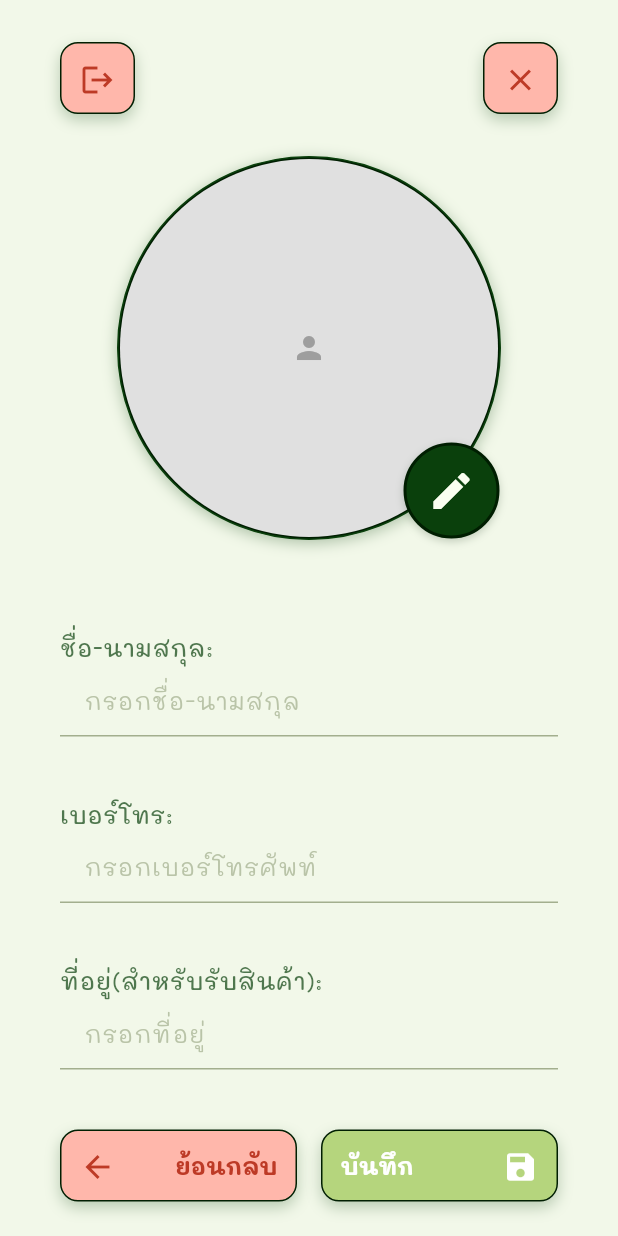
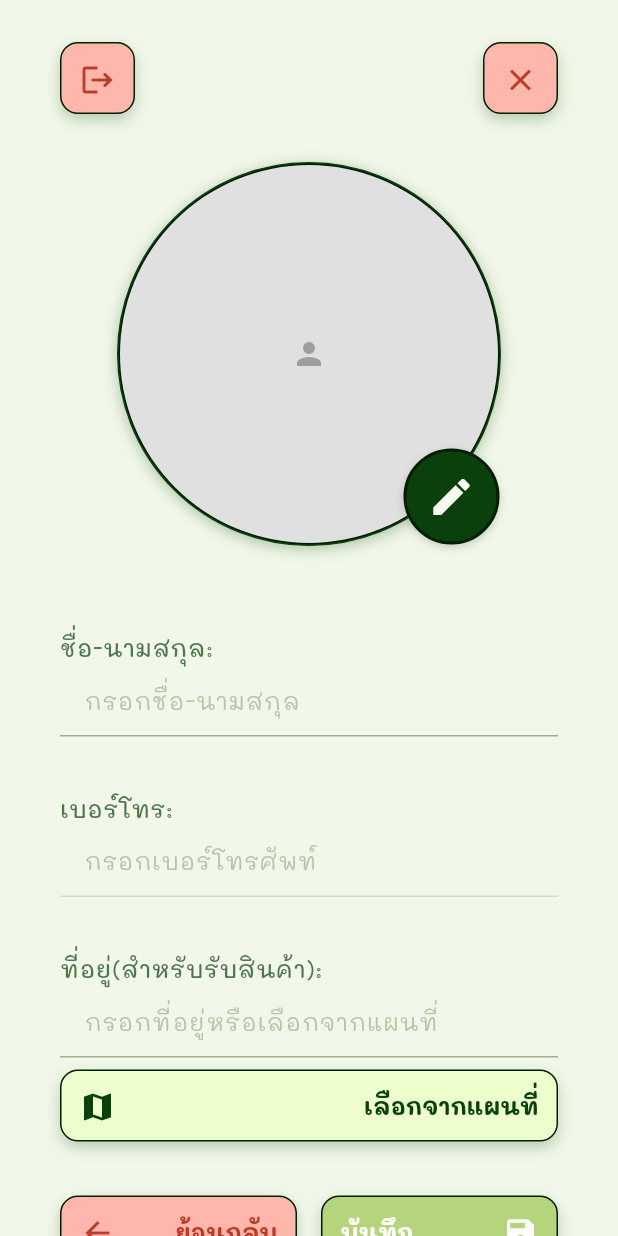
Before and after one commit to TheeraphatStudent/catdiff, a Flutter app: the ProfilePage screen opened by its route, after a tap on "แก้ไข", on a phone screen of 412 x 824 dp. Run offline on Flutter 3.47's test engine with Material 3 defaults, Android fonts, the light colour scheme and no system bars; our stand-ins replace cloud_firestore, easy_stepper, firebase_auth, firebase_core, geolocator, get and 4 more; missing offline and left inert: dart_jsonwebtoken, wolt_modal_sheet; accounts and stored records are empty; network calls fail; project files that could hold a hidden picture were left out.

Commit message:
feat: add map selector for user address in profile page with location persistence

```diff
--- a/app/lib/pages/profile/profile.page.dart
+++ b/app/lib/pages/profile/profile.page.dart
@@ -2,32 +2,38 @@ import 'dart:developer';
 
 import 'package:app/config/share/app_data.dart';
 import 'package:app/layout/MainLayout.dart';
+import 'package:app/service/address/address_service.dart';
 import 'package:app/service/auth/user.dart';
 import 'package:app/types/user/user_auth.dart';
 import 'package:app/widget/button.widget.dart';
 import 'package:app/widget/input.widget.dart';
 import 'package:app/widget/profile_img.widget.dart' as ProfileWidget;
+import 'package:app/widget/sliding_up/map.widget.dart';
 import 'package:flutter/material.dart';
 import 'package:get/get.dart';
+import 'package:google_maps_flutter/google_maps_flutter.dart';
 import 'package:provider/provider.dart';
 
 class ProfileController extends GetxController {
   var isEditing = false.obs;
   var isLoading = false.obs;
 
-  late TextEditingController nameController;
-  late TextEditingController phoneController;
-  late TextEditingController addressController;
+  late TextEditingController nameController = TextEditingController();
+  late TextEditingController phoneController = TextEditingController();
+  late TextEditingController addressController = TextEditingController();
 
   final ProfileWidget.ProfileController profileImageController =
       ProfileWidget.ProfileController();
 
-  @override
-  void onInit() {
-    super.onInit();
-    nameController = TextEditingController();
-    phoneController = TextEditingController();
-    addressController = TextEditingController();
+  var isMapOpen = false.obs;
+  String? selectedAddressId;
+  double? selectedLatitude;
+  double? selectedLongitude;
+
+  AppData? _appData;
+
+  void setAppData(AppData appData) {
+    _appData = appData;
   }
 
   @override
@@ -51,12 +57,39 @@ class ProfileController extends GetxController {
     isEditing.value = !isEditing.value;
   }
 
+  void openMapSelector() {
+    isMapOpen.value = true;
+  }
+
+  void closeMapSelector() {
+    isMapOpen.value = false;
+  }
+
+  void handleLocationSelected(LatLng location) {
+    selectedLatitude = location.latitude;
+    selectedLongitude = location.longitude;
+    addressController.text =
+        '${location.latitude.toStringAsFixed(6)}, ${location.longitude.toStringAsFixed(6)}';
+    closeMapSelector();
+  }
+
+  void handleAddressSelected(LatLng location, String address) {
+    selectedLatitude = location.latitude;
+    selectedLongitude = location.longitude;
+    addressController.text = address;
+    closeMapSelector();
+  }
+
   void cancelEdit() {
     isEditing.value = false;
+    selectedLatitude = null;
+    selectedLongitude = null;
+    selectedAddressId = null;
+    isMapOpen.value = false;
+
     try {
-      final appData = Get.find<AppData>();
-      if (appData.currentUser != null) {
-        initializeWithUserData(appData.currentUser);
+      if (_appData?.currentUser != null) {
+        initializeWithUserData(_appData!.currentUser);
       }
     } catch (e) {
       log(e.toString());
@@ -67,8 +100,12 @@ class ProfileController extends GetxController {
     try {
       isLoading.value = true;
 
-      final appData = Get.find<AppData>();
-      final currentUser = appData.currentUser;
+      if (_appData == null) {
+        Get.snackbar('ข้อผิดพลาด', 'ไม่พบข้อมูลระบบ');
+        return;
+      }
+
+      final currentUser = _appData!.currentUser;
 
       if (currentUser == null) {
         Get.snackbar('ข้อผิดพลาด', 'ไม่พบข้อมูลผู้ใช้');
@@ -85,12 +122,30 @@ class ProfileController extends GetxController {
         }
       }
 
+      String addressId = currentUser.addressId;
+
+      if (selectedLatitude != null && selectedLongitude != null) {
+        try {
+          final addressInfo = await AddressService.createAddress(
+            latitude: selectedLatitude!,
+            longitude: selectedLongitude!,
+            detail: addressController.text.trim(),
+          );
+          addressId = addressInfo.addressId;
+        } catch (e) {
+          log('Error creating address: $e');
+          addressId = addressController.text.trim();
+        }
+      } else if (addressController.text.trim().isNotEmpty) {
+        addressId = addressController.text.trim();
+      }
+
       final result = await AuthService.updateUserProfileById(
         userId: currentUser.userId,
         name: nameController.text.trim(),
         phone: phoneController.text.trim(),
         imagesUrl: imageUrl,
-        addressId: addressController.text.trim(),
+        addressId: addressId,
       );
 
       if (result['success']) {
@@ -100,12 +155,17 @@ class ProfileController extends GetxController {
           userId: currentUser.userId,
           password: currentUser.password,
           phone: phoneController.text.trim(),
-          addressId: addressController.text.trim(),
+          addressId: addressId,
           role: currentUser.role,
           verhicle: currentUser.verhicle,
         );
 
-        appData.setCurrentUser(updatedUser);
+        _appData!.setCurrentUser(updatedUser);
+
+        selectedLatitude = null;
+        selectedLongitude = null;
+        selectedAddressId = null;
+        isMapOpen.value = false;
 
         isEditing.value = false;
         Get.snackbar(
@@ -137,20 +197,18 @@ class ProfilePage extends StatefulWidget {
 }
 
 class _ProfilePageState extends State<ProfilePage> {
-  late ProfileController controller;
+  final ProfileController profileController = ProfileController();
+  AppData _appData = AppData();
 
   @override
   void initState() {
     super.initState();
-    controller = Get.put(ProfileController());
 
-    // Initialize with current user data
     WidgetsBinding.instance.addPostFrameCallback((_) {
-      final appData = Provider.of<AppData>(context, listen: false);
-      if (appData.currentUser != null) {
-        controller.initializeWithUserData(
-          appData.currentUser,
-        );
+      _appData = Provider.of<AppData>(context, listen: false);
+      profileController.setAppData(_appData);
+      if (_appData.currentUser != null) {
+        profileController.initializeWithUserData(_appData.currentUser);
       }
     });
   }
@@ -159,6 +217,7 @@ class _ProfilePageState extends State<ProfilePage> {
   Widget build(BuildContext context) {
     return Consumer<AppData>(
       builder: (context, appData, child) {
+        profileController.setAppData(appData);
         final currentUser = appData.currentUser;
 
         return MainLayout(
@@ -193,26 +252,16 @@ class _ProfilePageState extends State<ProfilePage> {
                     ),
                   ),
 
-                  SizedBox(height: 20),
+                  SizedBox(height: 24),
 
-                  Stack(
-                    children: [
                   ProfileWidget.ProfileWidgets.managed(
-                        controller: controller.profileImageController,
-                        isEdited: controller.isEditing.value,
+                    controller: profileController.profileImageController,
+                    isEdited: profileController.isEditing.value,
                     size: ProfileWidget.ProfileSize.xl,
                     userId: currentUser?.userId,
                   ),
-                      if (controller.isEditing.value)
-                        Positioned(
-                          right: 0,
-                          bottom: 0,
-                          child: Container(width: 40, height: 40),
-                        ),
-                    ],
-                  ),
 
-                  SizedBox(height: 60),
+                  SizedBox(height: 56),
 
                   // Name Field
                   Column(
@@ -223,13 +272,13 @@ class _ProfilePageState extends State<ProfilePage> {
                         type: InputType.line,
                         hintText: 'กรอกชื่อ-นามสกุล',
                         validate: false,
-                        controller: controller.nameController,
-                        enabled: controller.isEditing.value,
+                        controller: profileController.nameController,
+                        enabled: profileController.isEditing.value,
                       ),
                     ],
                   ),
 
-                  SizedBox(height: 40),
+                  SizedBox(height: 36),
 
                   // Phone Field
                   InputField(
@@ -237,35 +286,53 @@ class _ProfilePageState extends State<ProfilePage> {
                     type: InputType.line,
                     hintText: 'กรอกเบอร์โทรศัพท์',
                     validate: false,
-                    controller: controller.phoneController,
-                    enabled: controller.isEditing.value,
+                    controller: profileController.phoneController,
+                    enabled: false,
                   ),
 
-                  SizedBox(height: 40),
+                  SizedBox(height: 36),
 
+                  Column(
+                    crossAxisAlignment: CrossAxisAlignment.start,
+                    children: [
                       InputField(
                         label: 'ที่อยู่(สำหรับรับสินค้า):',
                         type: InputType.line,
-                    hintText: 'กรอกที่อยู่',
+                        hintText: 'กรอกที่อยู่หรือเลือกจากแผนที่',
                         validate: false,
-                    controller: controller.addressController,
-                    enabled: controller.isEditing.value,
+                        controller: profileController.addressController,
+                        enabled: profileController.isEditing.value,
+                      ),
+                      if (profileController.isEditing.value) ...[
+                        SizedBox(height: 8),
+                        SizedBox(
+                          width: double.infinity,
+                          child: ButtonActions(
+                            variant: ButtonVariant.secondary,
+                            icon: Icons.map,
+                            iconPosition: IconPosition.left,
+                            text: "เลือกจากแผนที่",
+                            onPressed: profileController.openMapSelector,
+                          ),
+                        ),
+                      ],
+                    ],
                   ),
 
-                  SizedBox(height: 40),
+                  SizedBox(height: 36),
 
-                  if (controller.isLoading.value)
+                  if (profileController.isLoading.value)
                     CircularProgressIndicator()
                   else
                     // Buttons - เปลี่ยนตาม editing state
-                    controller.isEditing.value
+                    profileController.isEditing.value
                         ? Row(
                             children: [
                               Expanded(
                                 child: ButtonActions(
                                   variant: ButtonVariant.danger,
                                   text: "ย้อนกลับ",
-                                  onPressed: controller.cancelEdit,
+                                  onPressed: profileController.cancelEdit,
                                   icon: Icons.arrow_back,
                                   iconPosition: IconPosition.left,
                                 ),
@@ -275,7 +342,7 @@ class _ProfilePageState extends State<ProfilePage> {
                                 child: ButtonActions(
                                   variant: ButtonVariant.primary,
                                   text: "บันทึก",
-                                  onPressed: controller.saveProfile,
+                                  onPressed: profileController.saveProfile,
                                   icon: Icons.save,
                                   iconPosition: IconPosition.right,
                                 ),
@@ -289,8 +356,17 @@ class _ProfilePageState extends State<ProfilePage> {
                               icon: Icons.edit,
                               iconPosition: IconPosition.left,
                               text: "แก้ไข",
-                              onPressed: controller.toggleEdit,
+                              onPressed: profileController.toggleEdit,
                             ),
+                          ),
+
+                  MapsLocationSelector(
+                    isOpened: profileController.isMapOpen.value,
+                    isShowingAction: false,
+                    onLocationSelected:
+                        profileController.handleLocationSelected,
+                    onAddressSelected: profileController.handleAddressSelected,
+                    onModalClosed: profileController.closeMapSelector,
                   ),
                 ],
               ),
```
Also changed, not shown: app/lib/service/auth/user.dart (+9 -9 lines), app/catdiff_application.jpeg (added). Lines whose indentation alone changed are shown as unchanged.
